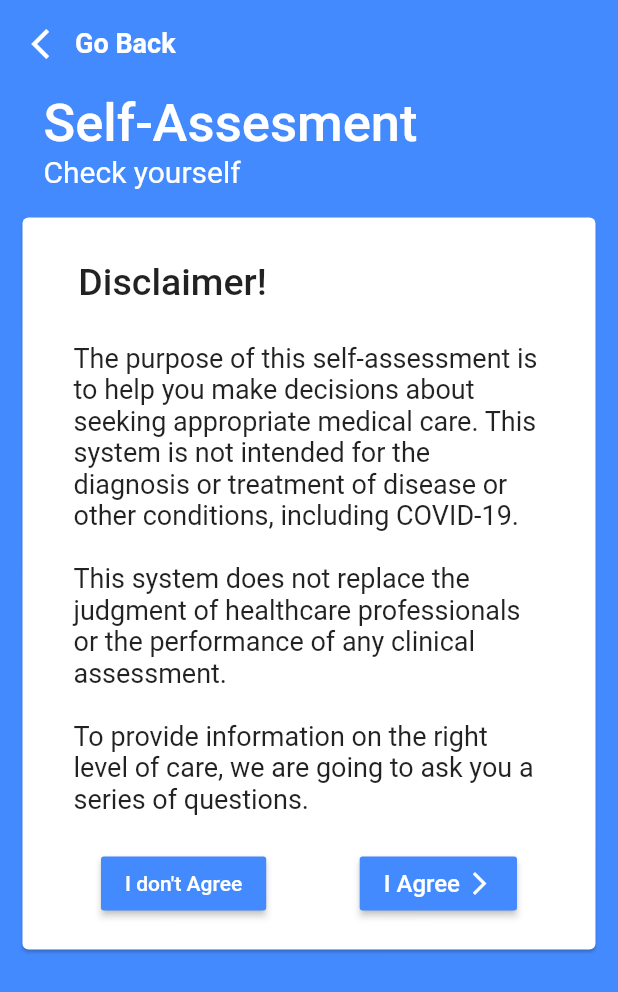
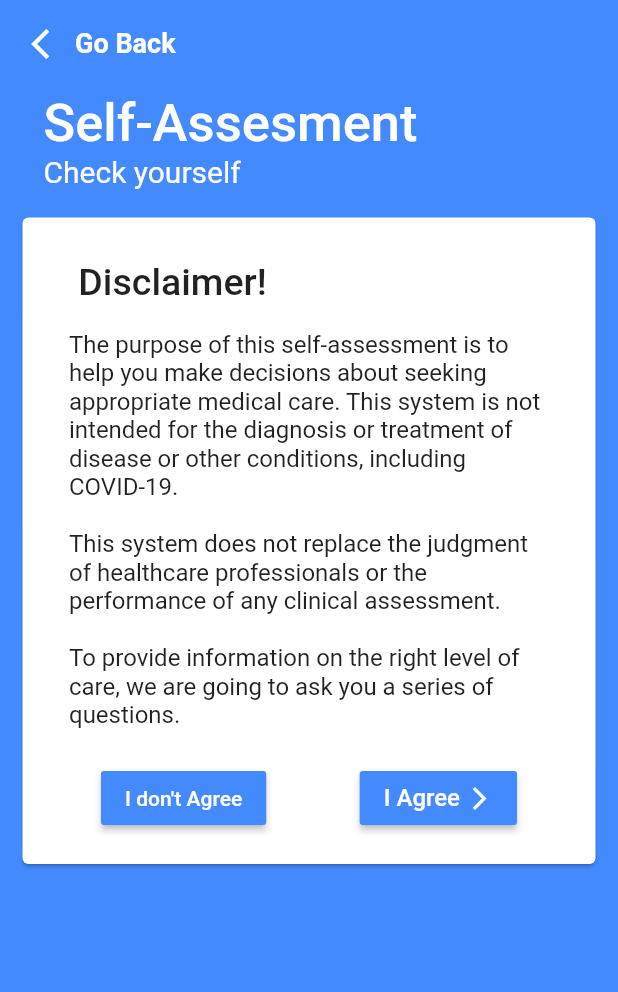
Before and after one commit to rajdeep-ray/covid19-app, a Flutter app: the screen it shows after launch, item 3 of the bottom bar chosen, after a tap on "Take Assesment", on a phone screen of 412 x 824 dp. Shown: the top 992 px of the screen. Run offline on Flutter 3.47's test engine with Material 2 defaults, Android fonts, the phone set to English and light mode, and no system bars; our stand-ins replace cached_network_image, carousel_slider, cloud_firestore, curved_navigation_bar, flutter_vector_icons; accounts and stored records are empty; network calls fail.

Commit message:
Minor Changes

```diff
--- a/lib/myScreens/HomePage.dart
+++ b/lib/myScreens/HomePage.dart
@@ -132,24 +132,7 @@ class HomePage extends StatelessWidget {
                         ],
                       ),
                     ),*/
-                    Padding(
-                      padding: EdgeInsets.all(10),
-                      child: RichText(
-                        text: TextSpan(
-                          style: TextStyle(color: Colors.white),
-                          children: [
-                            TextSpan(text: "Designed and Developed by\t"),
-                            TextSpan(
-                              text: "Rajdeep Ray",
-                              style: TextStyle(
-                                color: Colors.white,
-                                fontWeight: FontWeight.w500,
-                              ),
-                            )
-                          ],
-                        ),
-                      ),
-                    ),
+                    Padding(padding: EdgeInsets.all(10)),
                   ],
                 ),
               ),
--- a/lib/myScreens/myAssesment.dart
+++ b/lib/myScreens/myAssesment.dart
@@ -188,11 +188,11 @@ class _MyQuizState extends State<MyQuiz> {
                                     ),
                                   ),
                                   Padding(
-                                    padding: const EdgeInsets.all(8.0),
+                                    padding: const EdgeInsets.only(left: 5,bottom: 8,right: 5),
                                     child: ListTile(
                                       title: Text(
                                         "The purpose of this self-assessment is to help you make decisions about seeking appropriate medical care. This system is not intended for the diagnosis or treatment of disease or other conditions, including COVID-19.\n\nThis system does not replace the judgment of healthcare professionals or the performance of any clinical assessment.\n\nTo provide information on the right level of care, we are going to ask you a series of questions.",
-                                        style: TextStyle(fontSize: 18),
+                                        style: TextStyle(fontSize: 16),
                                       ),
                                     ),
                                   ),
```
Also changed, not shown: lib/myScreens/myHelp.dart (+31 -4 lines).
